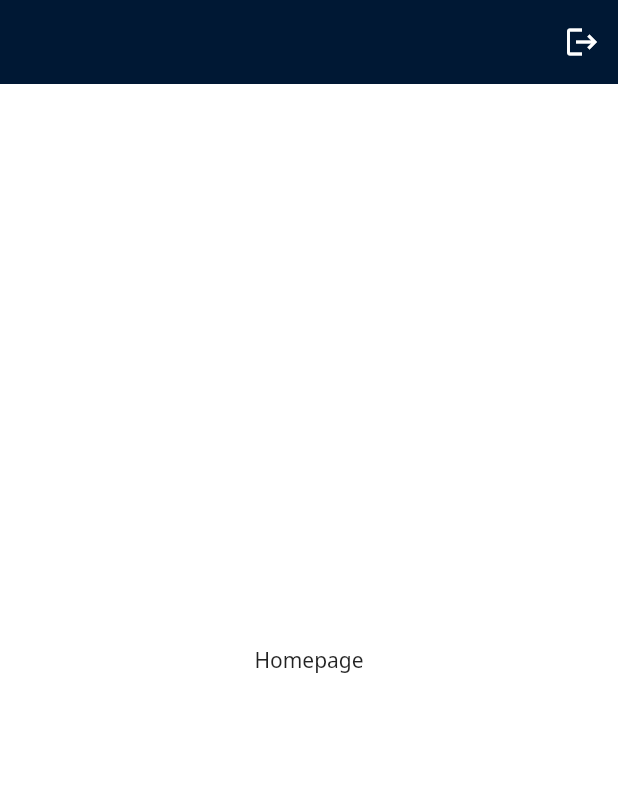
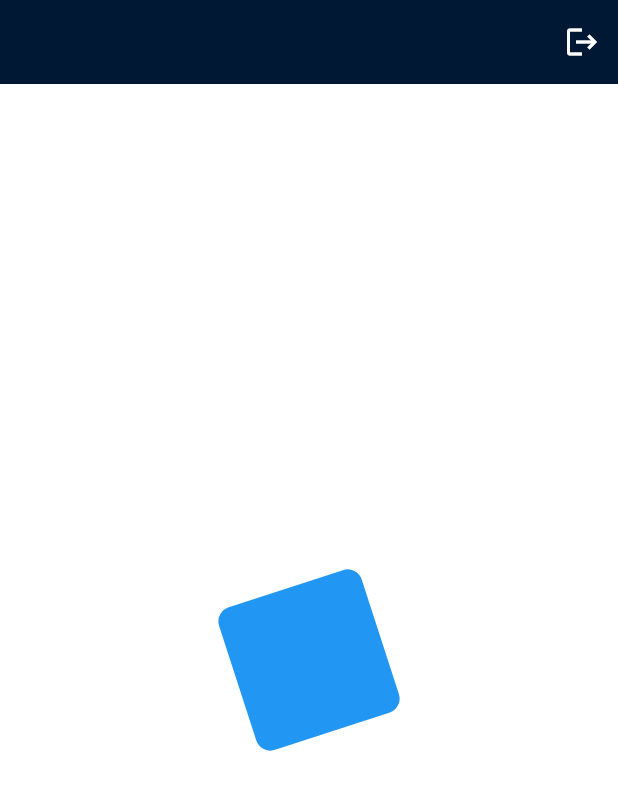
Before and after one commit to Blue-Cheesecake/Clean-Architecture-Flutter, a Flutter app: the HomePage screen opened by its route, on a phone screen of 412 x 824 dp. Shown: the top 790 px of the screen. Run offline on Flutter 3.47's test engine with Material 2 defaults, Android fonts, the phone set to English and light mode, and no system bars; our stand-ins replace dio, flutter_riverpod, flutter_secure_storage, freezed_annotation, go_router, injectable and 2 more; missing offline and left inert: network_info_plus; accounts and stored records are empty; generated files the repository leaves out were written again.

Commit message:
feat: CACF-0 rotating animation container

```diff
--- a/lib/src/features/home/home_page.dart
+++ b/lib/src/features/home/home_page.dart
@@ -9,10 +9,12 @@ class HomePage extends StatelessWidget {
   Widget build(BuildContext context) {
     return Scaffold(
       appBar: AppBar(
-        actions: const [LogoutButtonWD()],
+        actions: const [
+          LogoutButtonWD(),
+        ],
       ),
       body: const Center(
-        child: Text('Homepage'),
+        child: RotatingContainerWD(),
       ),
     );
   }
--- /dev/null
+++ b/lib/src/features/home/widgets/rotating_container_wd.dart
@@ -0,0 +1,52 @@
+import 'package:flutter/material.dart';
+import 'dart:math' show pi;
+
+import '../../../config/config.dart';
+
+class RotatingContainerWD extends StatefulWidget {
+  const RotatingContainerWD({Key? key}) : super(key: key);
+
+  @override
+  State<RotatingContainerWD> createState() => _RotatingContainerWDState();
+}
+
+class _RotatingContainerWDState extends State<RotatingContainerWD> with SingleTickerProviderStateMixin {
+  late AnimationController _animationController;
+  late Animation<double> _animation;
+
+  @override
+  void initState() {
+    super.initState();
+    _animationController = AnimationController(vsync: this, duration: const Duration(seconds: 2));
+    _animation = Tween<double>(begin: 0.0, end: 2 * pi).animate(_animationController);
+
+    _animationController.repeat();
+  }
+
+  @override
+  void dispose() {
+    _animationController.dispose();
+    super.dispose();
+  }
+
+  @override
+  Widget build(BuildContext context) {
+    return AnimatedBuilder(
+      animation: _animation,
+      builder: (context, child) {
+        return Transform(
+          alignment: Alignment.center,
+          transform: Matrix4.identity()..rotateZ(_animation.value),
+          child: Container(
+            width: 100,
+            height: 100,
+            decoration: BoxDecoration(
+              color: DesignSystem.cacfPrimary,
+              borderRadius: BorderRadius.circular(10),
+            ),
+          ),
+        );
+      },
+    );
+  }
+}
--- a/lib/src/features/home/widgets/widgets.dart
+++ b/lib/src/features/home/widgets/widgets.dart
@@ -1 +1,2 @@
 export 'logout_button_wd.dart';
+export 'rotating_container_wd.dart';
```
